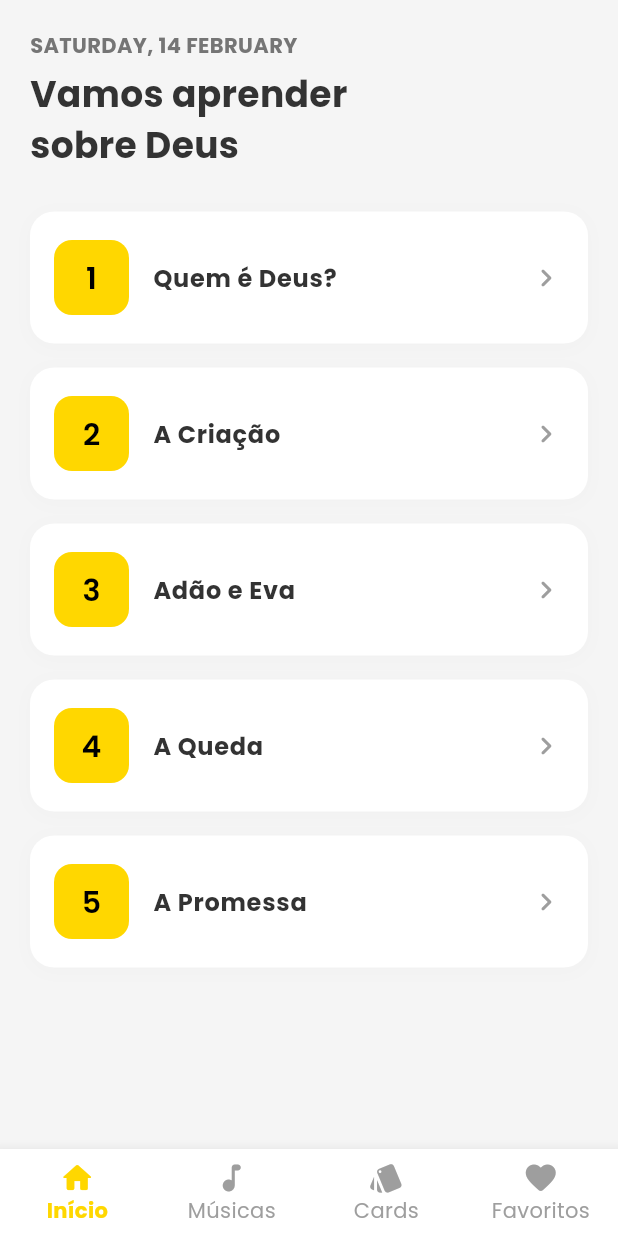
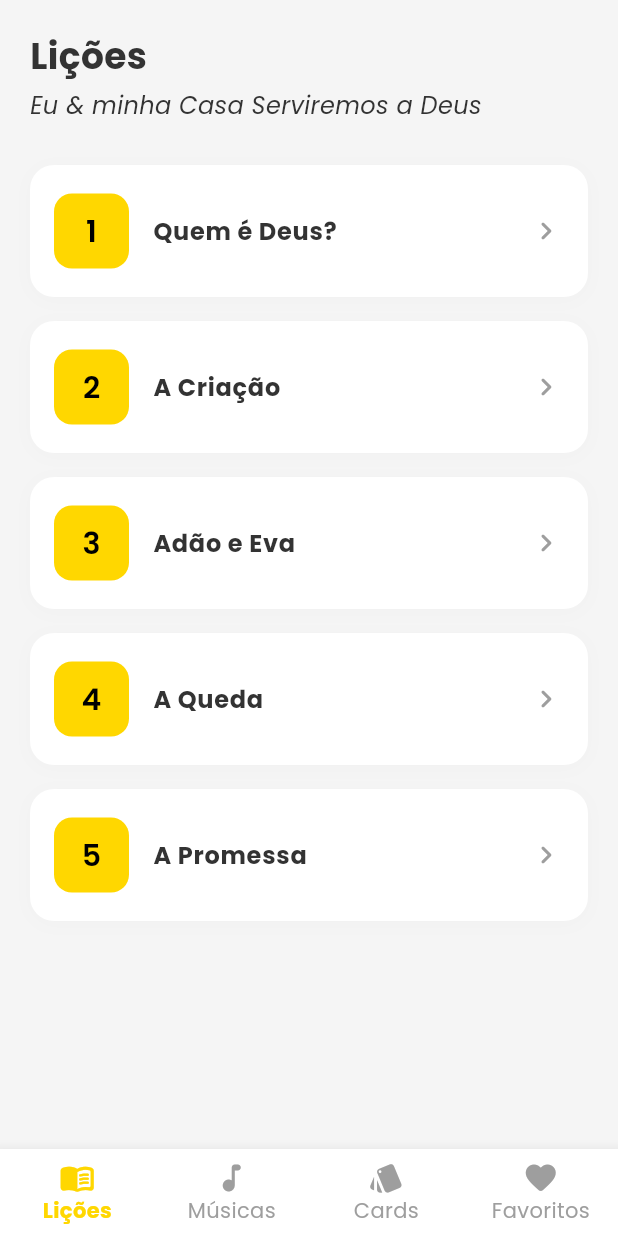
Before and after one commit to KajiyamaVK/BetelSAS, a Flutter app: the screen it shows after launch, on a phone screen of 412 x 824 dp. Run offline on Flutter 3.47's test engine with Material 3 defaults, Android fonts, the phone set to English and light mode, and no system bars; our stand-ins replace audioplayers, file, flutter_card_swiper, flutter_riverpod, google_fonts, sqflite; missing offline and left inert: pdfrx; accounts and stored records are empty.

Commit message:
feat: Update Home and Dashboard UI
- Rename 'Home' screen to 'Lições'
- Update navigation icon to book style
- Add subtitle to Home screen
- Remove date from Home screen
- Style Flashcards Dashboard container with image and gradient

```diff
--- a/lib/presentation/screens/home/home_screen.dart
+++ b/lib/presentation/screens/home/home_screen.dart
@@ -22,14 +22,15 @@ class HomeScreen extends ConsumerWidget {
                 child: Column(
                   crossAxisAlignment: CrossAxisAlignment.start,
                   children: [
+
                     Text(
-                      DateFormat('EEEE, d MMMM').format(DateTime.now()).toUpperCase(),
-                      style: AppTheme.caption.copyWith(fontWeight: FontWeight.bold),
+                      'Lições',
+                      style: AppTheme.heading1,
                     ),
                     const SizedBox(height: 5),
                     Text(
-                      'Vamos aprender\nsobre Deus',
-                      style: AppTheme.heading1,
+                      'Eu & minha Casa Serviremos a Deus',
+                      style: AppTheme.bodyText.copyWith(fontStyle: FontStyle.italic),
                     ),
                   ],
                 ),
--- a/lib/presentation/widgets/main_scaffold.dart
+++ b/lib/presentation/widgets/main_scaffold.dart
@@ -42,8 +42,8 @@ class _MainScaffoldState extends ConsumerState<MainScaffold> {
         },
         items: const [
           BottomNavigationBarItem(
-            icon: Icon(Icons.home_rounded),
-            label: 'Início',
+            icon: Icon(Icons.menu_book_rounded),
+            label: 'Lições',
           ),
           BottomNavigationBarItem(
             icon: Icon(Icons.music_note_rounded),
```
Also changed, not shown: lib/presentation/screens/flashcards/dashboard.dart (+39 -1 lines).
